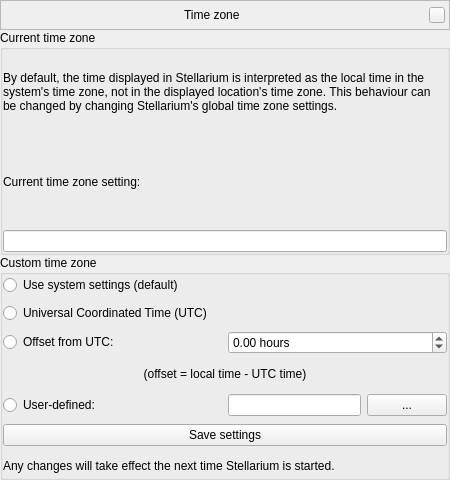
The window that plugins/TimeZoneManager/src/gui/timeZoneManagerWindow.ui (519984307/stellarium_src) describes before a commit, drawn with Qt 5.
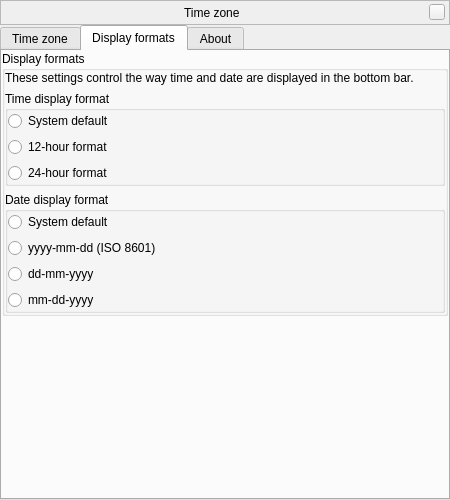
The same window after the commit. The open tabs and pages were chosen to show the change. Custom widgets are drawn as their Qt base class.

Commit message: + time and date formats feature; + "About" tab

```diff
--- a/plugins/TimeZoneManager/src/gui/timeZoneManagerWindow.ui
+++ b/plugins/TimeZoneManager/src/gui/timeZoneManagerWindow.ui
@@ -7,7 +7,7 @@
     <x>0</x>
     <y>0</y>
     <width>450</width>
-    <height>480</height>
+    <height>500</height>
    </rect>
   </property>
   <layout class="QVBoxLayout" name="verticalLayout">
@@ -121,6 +121,19 @@
     </widget>
    </item>
    <item>
+    <widget class="QTabWidget" name="tabWidget">
+     <widget class="QWidget" name="tabTimeZone">
+      <attribute name="title">
+       <string>Time zone</string>
+      </attribute>
+      <layout class="QVBoxLayout" name="verticalLayoutTimeZone">
+       <property name="spacing">
+        <number>0</number>
+       </property>
+       <property name="margin">
+        <number>0</number>
+       </property>
+       <item>
     <widget class="QGroupBox" name="groupBoxInfo">
      <property name="title">
       <string>Current time zone</string>
@@ -269,6 +282,189 @@
    </item>
   </layout>
  </widget>
+     <widget class="QWidget" name="tabDisplayFormats">
+      <attribute name="title">
+       <string>Display formats</string>
+      </attribute>
+      <layout class="QVBoxLayout" name="verticalLayoutTabTimeFormat">
+       <property name="spacing">
+        <number>0</number>
+       </property>
+       <property name="margin">
+        <number>0</number>
+       </property>
+       <item>
+        <widget class="QGroupBox" name="groupBoxDisplayFormats">
+         <property name="title">
+          <string>Display formats</string>
+         </property>
+         <property name="alignment">
+          <set>Qt::AlignLeading|Qt::AlignLeft|Qt::AlignTop</set>
+         </property>
+         <layout class="QVBoxLayout" name="verticalLayout_4">
+          <property name="margin">
+           <number>0</number>
+          </property>
+          <item>
+           <widget class="QLabel" name="labelDisplayFormats">
+            <property name="text">
+             <string>These settings control the way time and date are displayed in the bottom bar.</string>
+            </property>
+            <property name="wordWrap">
+             <bool>true</bool>
+            </property>
+           </widget>
+          </item>
+          <item>
+           <widget class="QGroupBox" name="groupBoxTimeFormat">
+            <property name="title">
+             <string>Time display format</string>
+            </property>
+            <layout class="QVBoxLayout" name="verticalLayoutTimeFormat">
+             <property name="margin">
+              <number>0</number>
+             </property>
+             <item>
+              <widget class="QRadioButton" name="radioButtonTimeDefault">
+               <property name="text">
+                <string>System default</string>
+               </property>
+              </widget>
+             </item>
+             <item>
+              <widget class="QRadioButton" name="radioButtonTime12Hour">
+               <property name="text">
+                <string>12-hour format</string>
+               </property>
+              </widget>
+             </item>
+             <item>
+              <widget class="QRadioButton" name="radioButtonTime24Hour">
+               <property name="text">
+                <string>24-hour format</string>
+               </property>
+              </widget>
+             </item>
+            </layout>
+           </widget>
+          </item>
+          <item>
+           <widget class="QGroupBox" name="groupBoxDateFormat">
+            <property name="title">
+             <string>Date display format</string>
+            </property>
+            <layout class="QVBoxLayout" name="verticalLayoutDateFormat">
+             <property name="margin">
+              <number>0</number>
+             </property>
+             <item>
+              <widget class="QRadioButton" name="radioButtonDateDefault">
+               <property name="text">
+                <string>System default</string>
+               </property>
+              </widget>
+             </item>
+             <item>
+              <widget class="QRadioButton" name="radioButtonDateYMD">
+               <property name="text">
+                <string>yyyy-mm-dd (ISO 8601)</string>
+               </property>
+              </widget>
+             </item>
+             <item>
+              <widget class="QRadioButton" name="radioButtonDateDMY">
+               <property name="text">
+                <string>dd-mm-yyyy</string>
+               </property>
+              </widget>
+             </item>
+             <item>
+              <widget class="QRadioButton" name="radioButtonDateMDY">
+               <property name="text">
+                <string>mm-dd-yyyy</string>
+               </property>
+              </widget>
+             </item>
+            </layout>
+           </widget>
+          </item>
+         </layout>
+        </widget>
+       </item>
+       <item>
+        <spacer name="verticalSpacer">
+         <property name="orientation">
+          <enum>Qt::Vertical</enum>
+         </property>
+         <property name="sizeHint" stdset="0">
+          <size>
+           <width>0</width>
+           <height>0</height>
+          </size>
+         </property>
+        </spacer>
+       </item>
+      </layout>
+     </widget>
+     <widget class="QWidget" name="tabAbout">
+      <attribute name="title">
+       <string>About</string>
+      </attribute>
+      <layout class="QVBoxLayout" name="verticalLayout_3">
+       <item>
+        <widget class="QLabel" name="labelTitle">
+         <property name="styleSheet">
+          <string notr="true">QLabel {
+	font: bold 18pt ;
+}</string>
+         </property>
+         <property name="text">
+          <string>Time Zone plug-in (version %1)</string>
+         </property>
+        </widget>
+       </item>
+       <item>
+        <widget class="QLabel" name="labelCopyright">
+         <property name="text">
+          <string notr="true">Copyright &amp;copy; 2010 Bogdan Marinov</string>
+         </property>
+         <property name="textFormat">
+          <enum>Qt::RichText</enum>
+         </property>
+        </widget>
+       </item>
+       <item>
+        <widget class="QLabel" name="labelLicense">
+         <property name="sizePolicy">
+          <sizepolicy hsizetype="Preferred" vsizetype="Expanding">
+           <horstretch>0</horstretch>
+           <verstretch>0</verstretch>
+          </sizepolicy>
+         </property>
+         <property name="text">
+          <string notr="true">This program is free software; you can redistribute it and/or modify it under the terms of the GNU General Public License as published by the Free Software Foundation; either version 2 of the License, or (at your option) any later version.
+
+This program is distributed in the hope that it will be useful, but WITHOUT ANY WARRANTY; without even the implied warranty of MERCHANTABILITY or FITNESS FOR A PARTICULAR PURPOSE.  See the GNU General Public License for more details.
+
+You should have received a copy of the GNU General Public License along with this program. If not, see http://www.gnu.org/licenses/.</string>
+         </property>
+         <property name="alignment">
+          <set>Qt::AlignLeading|Qt::AlignLeft|Qt::AlignTop</set>
+         </property>
+         <property name="wordWrap">
+          <bool>true</bool>
+         </property>
+         <property name="textInteractionFlags">
+          <set>Qt::LinksAccessibleByMouse|Qt::TextSelectableByMouse</set>
+         </property>
+        </widget>
+       </item>
+      </layout>
+     </widget>
+    </widget>
+   </item>
+  </layout>
+ </widget>
  <customwidgets>
   <customwidget>
    <class>BarFrame</class>
```
Left out of the diff: 21 changed lines with no effect on the pictures. Lines whose indentation alone changed are shown as unchanged. The commit also changes 4 other files.
